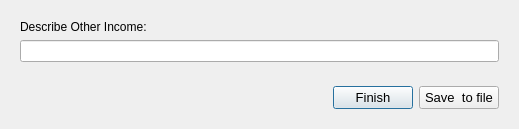
The window that oom_cobi_loreto/Interview/other.ui (Ecotrust/openoceanmap-desktop) describes before a commit, drawn with Qt 5.
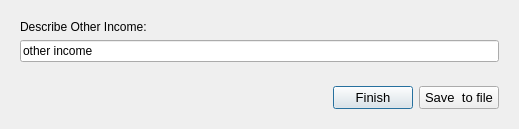
The same window after the commit.

Patch:
```diff
--- a/oom_cobi_loreto/Interview/other.ui
+++ b/oom_cobi_loreto/Interview/other.ui
@@ -25,7 +25,11 @@
        </widget>
       </item>
       <item>
-       <widget class="QLineEdit" name="other_line" />
+       <widget class="QLineEdit" name="other_line" >
+        <property name="text" >
+         <string>other income</string>
+        </property>
+       </widget>
       </item>
      </layout>
     </widget>
```
